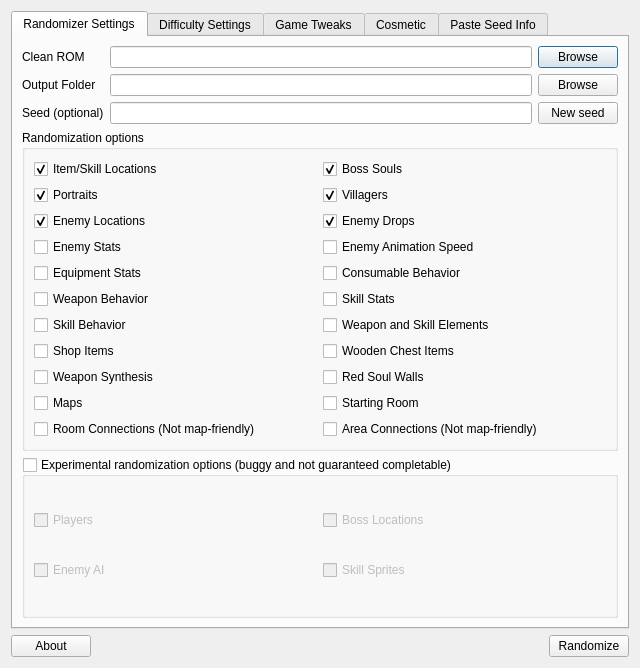
Qt form randomizer.ui (LagoLunatic/dsvrandom) before a commit.
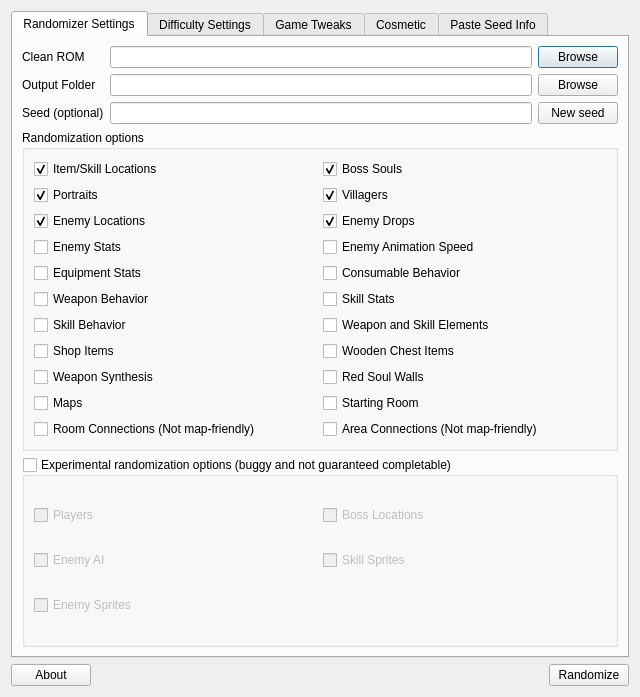
The same form after that commit. Icons and pictures are not drawn.

Commit message: Put enemy sprite rando in experimental section for now

What changed in the file:
```diff
--- a/randomizer.ui
+++ b/randomizer.ui
@@ -7,7 +7,7 @@
     <x>0</x>
     <y>0</y>
     <width>640</width>
-    <height>668</height>
+    <height>697</height>
    </rect>
   </property>
   <property name="windowTitle">
@@ -434,6 +434,17 @@
             </item>
            </layout>
           </item>
+          <item>
+           <layout class="QHBoxLayout" name="horizontalLayout_21">
+            <item>
+             <widget class="QCheckBox" name="randomize_enemy_sprites">
+              <property name="text">
+               <string>Enemy Sprites</string>
+              </property>
+             </widget>
+            </item>
+           </layout>
+          </item>
          </layout>
          <zorder></zorder>
          <zorder></zorder>
@@ -893,17 +904,6 @@
             </item>
            </layout>
           </item>
-          <item>
-           <layout class="QHBoxLayout" name="horizontalLayout_21">
-            <item>
-             <widget class="QCheckBox" name="randomize_enemy_sprites">
-              <property name="text">
-               <string>Enemy Sprites (Experimental)</string>
-              </property>
-             </widget>
-            </item>
-           </layout>
-          </item>
          </layout>
         </widget>
        </item>
```
Left out of the diff: 3 changed lines with no effect on the pictures. The commit also changes 1 other file.
